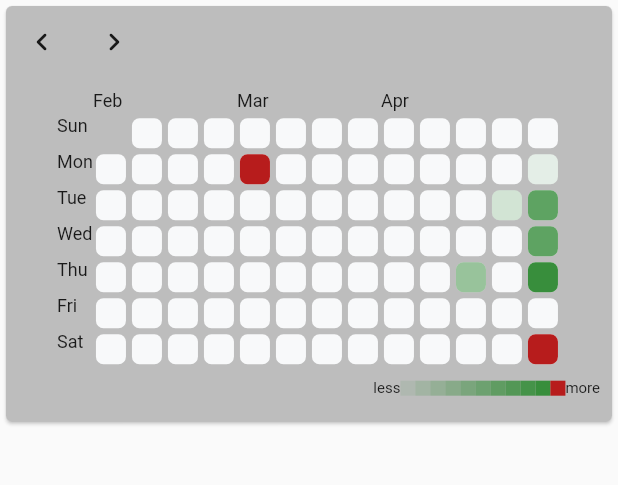
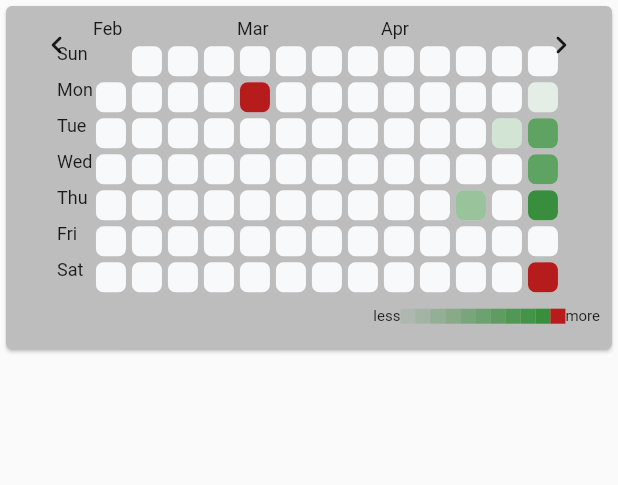
Before and after one commit to Paleho/ExpenseTracker, a Flutter app: the screen it shows after launch, on a phone screen of 412 x 824 dp, the part 24-509 px from its top. Run offline on Flutter 3.47's test engine with Material 2 defaults, Android fonts, the phone set to English and light mode, and no system bars; drawn by our look-alikes of flutter_heatmap_calendar.

Commit message:
Use Stack to place arrow buttons on top of HeatMap

```diff
--- a/lib/HeatMapCard.dart
+++ b/lib/HeatMapCard.dart
@@ -16,11 +16,16 @@ class _HeatMapCardState extends State<HeatMapCard> {
   Widget build(BuildContext context) {
     return Card(
       color: Colors.grey.shade400,
-      child: Column(
+      child: Stack(
         children: [
-          Row(
-            children: [
-              IconButton(
+          Padding(
+            padding: const EdgeInsets.all(8.0),
+            child: WrappedHeatMap(endDate: currentEndDate),
+          ),
+          Positioned(
+            left: 10,
+            top: 2,
+            child: IconButton(
               onPressed: () {
                 setState(() {
                   currentEndDate =
@@ -30,7 +35,11 @@ class _HeatMapCardState extends State<HeatMapCard> {
               splashRadius: 15,
               icon: const Icon(Icons.keyboard_arrow_left_rounded),
             ),
-              IconButton(
+          ),
+          Positioned(
+            right: 10,
+            top: 2,
+            child: IconButton(
               onPressed: () {
                 setState(() {
                   currentEndDate =
@@ -40,11 +49,6 @@ class _HeatMapCardState extends State<HeatMapCard> {
               splashRadius: 15,
               icon: const Icon(Icons.keyboard_arrow_right_rounded),
             ),
-            ],
-          ),
-          Padding(
-            padding: const EdgeInsets.all(8.0),
-            child: WrappedHeatMap(endDate: currentEndDate),
           ),
         ],
       ),
```
Lines whose indentation alone changed are shown as unchanged.
